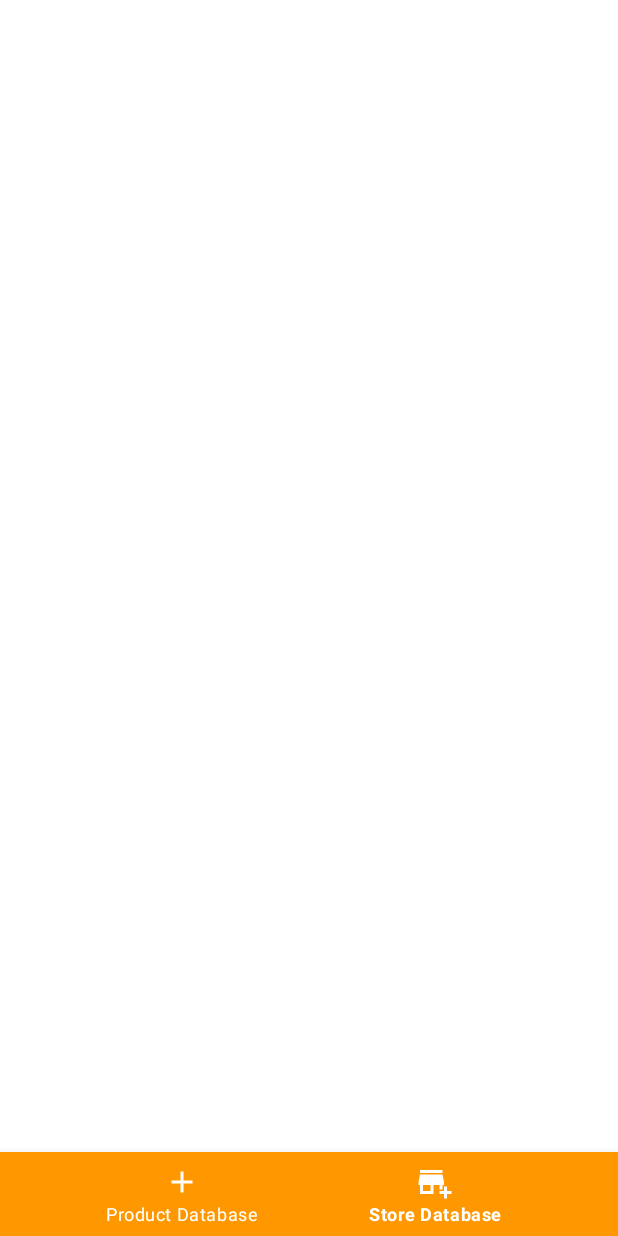
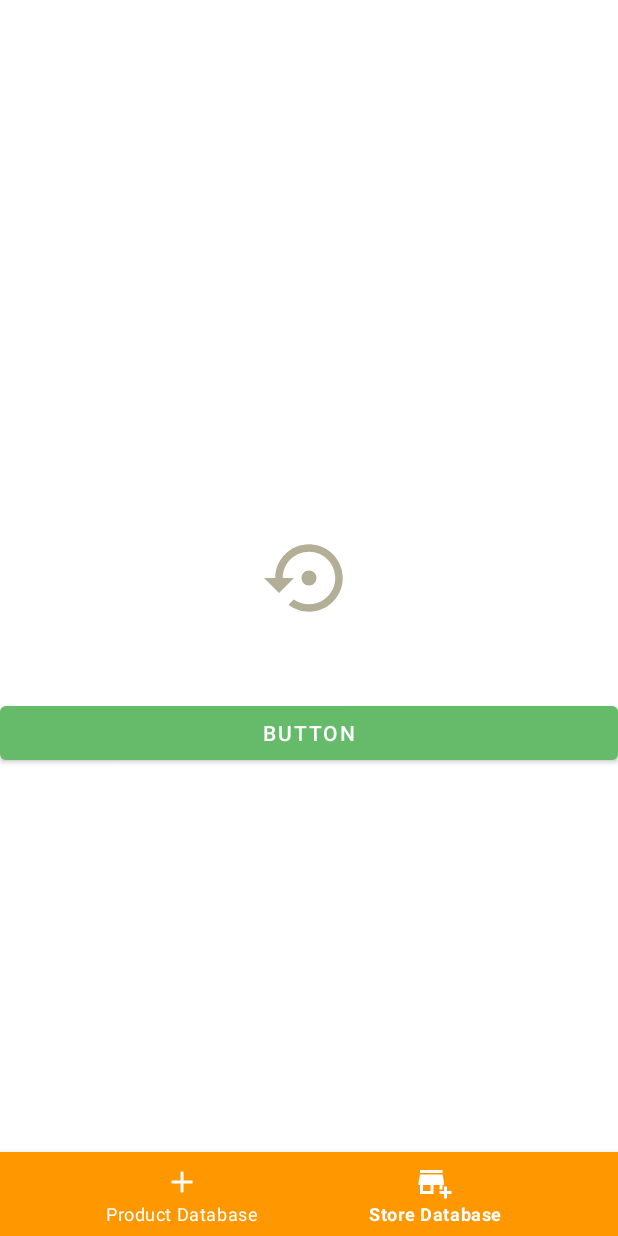
Before and after one commit to SystematicShoppers/Sysho, an Android app: the ApiStoreSelectFragment screen opened through its navigation route, on a phone screen of 412 x 824 dp. Run offline under Robolectric (Android 15) with nearby library versions, the phone set to English and light mode, and no system bars; our stand-ins replace Firebase (no records; nobody signed in at launch, a user with empty details on screens opened directly), navigation-ui.

Commit message:
-added reload for API Stores UI

```diff
--- a/app/src/main/java/com/systematicshoppers/sysho/fragments/ApiStoreSelectFragment.kt
+++ b/app/src/main/java/com/systematicshoppers/sysho/fragments/ApiStoreSelectFragment.kt
@@ -7,6 +7,7 @@ import android.util.Log
 import android.view.LayoutInflater
 import android.view.View
 import android.view.ViewGroup
+import android.widget.ImageButton
 import android.widget.ImageView
 import android.widget.TextView
 import androidx.fragment.app.Fragment
@@ -29,6 +30,7 @@ class ApiStoreSelectFragment: Fragment(), ApiStoresSelectAdapter.ClickListener {
     private lateinit var apiStoresSelectAdapter: ApiStoresSelectAdapter
     private lateinit var supportFragmentManager: FragmentManager
     private lateinit var store: Store
+    private lateinit var reloadBtn: ImageButton
 
     override fun onCreateView(
         inflater: LayoutInflater, container: ViewGroup?,
@@ -40,6 +42,7 @@ class ApiStoreSelectFragment: Fragment(), ApiStoresSelectAdapter.ClickListener {
         val storeName = view.findViewById<TextView>(R.id.storeName_at_interface)
         val imageLogo = view.findViewById<ImageView>(R.id.apiStoreLogo)
         val geocoder = Geocoder(requireContext(), Locale.getDefault())
+        reloadBtn = view.findViewById(R.id.reloadBtn)
         recyclerView = view.findViewById(R.id.store_interface_recycler_view)
         supportFragmentManager = parentFragmentManager
         viewModel.store.observe(viewLifecycleOwner) {
@@ -58,6 +61,16 @@ class ApiStoreSelectFragment: Fragment(), ApiStoresSelectAdapter.ClickListener {
             viewModel.apiStoreAdapterNotice.observe(viewLifecycleOwner) {
                 apiStoresSelectAdapter.notifyDataSetChanged()
             }
+        }
+        reloadBtn.setOnClickListener {
+            viewModel.reloadStoreData(store.DocumentId)
+            getAddress(store, geocoder)
+            val latlongstr = store.latitude.toString() + " " + store.longitude.toString()
+            address?.text = latlongstr
+            storeName.text = store.store
+            storeID.text = store.storeId
+            setLogoImage(storeName.text as String?, imageLogo)
+            apiStoresSelectAdapter.notifyDataSetChanged()
         }
         return view
     }
--- a/app/src/main/res/drawable/aldi_logo.xml
+++ b/app/src/main/res/drawable/aldi_logo.xml
@@ -1,6 +1,6 @@
 <vector xmlns:android="http://schemas.android.com/apk/res/android"
-    android:width="351.1dp"
-    android:height="421.3dp"
+    android:width="180dp"
+    android:height="200dp"
     android:viewportWidth="351.1"
     android:viewportHeight="421.3">
   <path
--- a/app/src/main/res/drawable/publix_logo.xml
+++ b/app/src/main/res/drawable/publix_logo.xml
@@ -1,6 +1,6 @@
 <vector xmlns:android="http://schemas.android.com/apk/res/android"
-    android:width="537.31dp"
-    android:height="121.24dp"
+    android:width="200dp"
+    android:height="60dp"
     android:viewportWidth="537.31"
     android:viewportHeight="121.24">
   <path
--- /dev/null
+++ b/app/src/main/res/drawable/reload_24.xml
@@ -0,0 +1,5 @@
+<vector android:height="24dp" android:tint="#B3AE96"
+    android:viewportHeight="24" android:viewportWidth="24"
+    android:width="24dp" xmlns:android="http://schemas.android.com/apk/res/android">
+    <path android:fillColor="@android:color/white" android:pathData="M14,12c0,-1.1 -0.9,-2 -2,-2s-2,0.9 -2,2 0.9,2 2,2 2,-0.9 2,-2zM12,3c-4.97,0 -9,4.03 -9,9L0,12l4,4 4,-4L5,12c0,-3.87 3.13,-7 7,-7s7,3.13 7,7 -3.13,7 -7,7c-1.51,0 -2.91,-0.49 -4.06,-1.3l-1.42,1.44C8.04,20.3 9.94,21 12,21c4.97,0 9,-4.03 9,-9s-4.03,-9 -9,-9z"/>
+</vector>
--- a/app/src/main/res/drawable/target_logo.xml
+++ b/app/src/main/res/drawable/target_logo.xml
@@ -1,6 +1,6 @@
 <vector xmlns:android="http://schemas.android.com/apk/res/android"
-    android:width="432dp"
-    android:height="574dp"
+    android:width="130dp"
+    android:height="160dp"
     android:viewportWidth="432"
     android:viewportHeight="574">
   <path
--- a/app/src/main/res/layout/dialog_api_store_menu.xml
+++ b/app/src/main/res/layout/dialog_api_store_menu.xml
@@ -29,12 +29,6 @@
             android:layout_height="wrap_content"
             android:text="@string/price_sweep_dialog" />
 
-        <Button
-            android:id="@+id/randFifteenBtn"
-            android:layout_width="match_parent"
-            android:layout_height="wrap_content"
-            android:text="@string/randomize_pricing_dialog" />
-
     </LinearLayout>
 
 </RelativeLayout>
--- a/app/src/main/res/layout/fragment_api_store_select.xml
+++ b/app/src/main/res/layout/fragment_api_store_select.xml
@@ -1,6 +1,7 @@
 <?xml version="1.0" encoding="utf-8"?>
 
     <LinearLayout xmlns:android="http://schemas.android.com/apk/res/android"
+        xmlns:app="http://schemas.android.com/apk/res-auto"
         xmlns:tools="http://schemas.android.com/tools"
         android:layout_width="match_parent"
         android:layout_height="match_parent"
@@ -29,12 +30,21 @@
         tools:text="Wal-Mart" />
 
 
+        <ImageButton
+            android:id="@+id/reloadBtn"
+            android:layout_width="60dp"
+            android:layout_height="60dp"
+            android:layout_gravity="center"
+            android:background="@drawable/reload_24"
+             />
+
         <ImageView
             android:layout_width="match_parent"
             android:layout_height="wrap_content"
             android:contentDescription="@string/store_image"
             tools:srcCompat="@tools:sample/avatars"
             android:id="@+id/apiStoreLogo" />
+
 
         <TextView
         android:id="@+id/address_at_interface"
@@ -60,4 +70,10 @@
         </androidx.recyclerview.widget.RecyclerView>
     </FrameLayout>
 
+    <Button
+        android:id="@+id/button2"
+        android:layout_width="match_parent"
+        android:layout_height="wrap_content"
+        android:text="Button" />
+
 </LinearLayout>
```
Also changed, not shown: app/src/main/java/com/systematicshoppers/sysho/SyshoViewModel.kt (+12 -0 lines), app/src/main/java/com/systematicshoppers/sysho/fragments/ApiStoreDialog.kt (+0 -7 lines).
